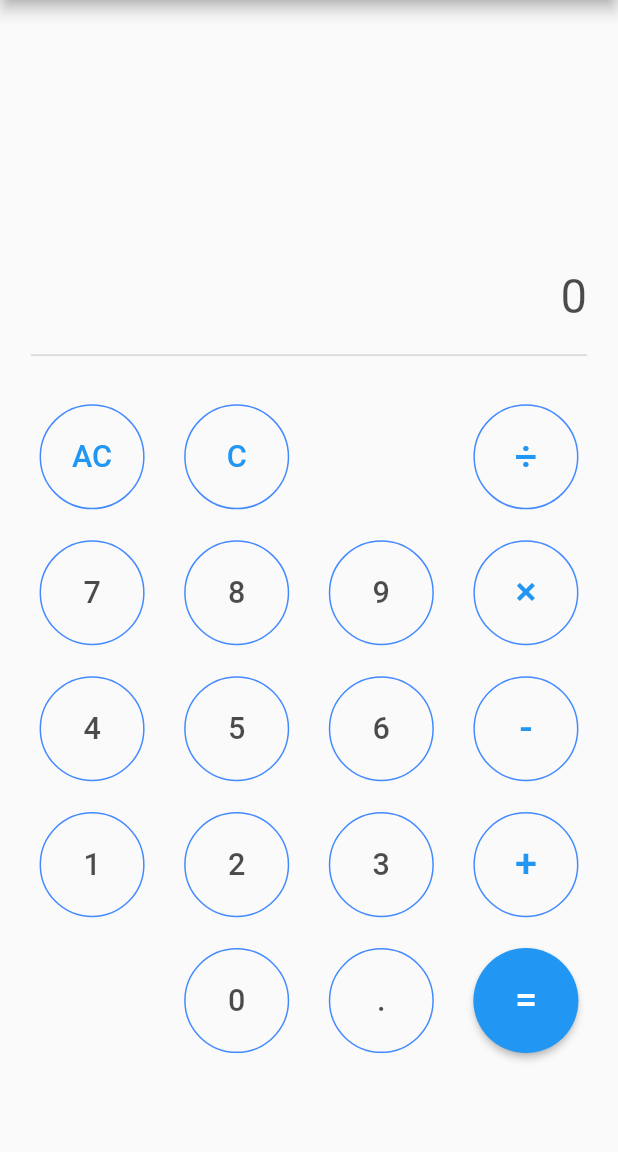
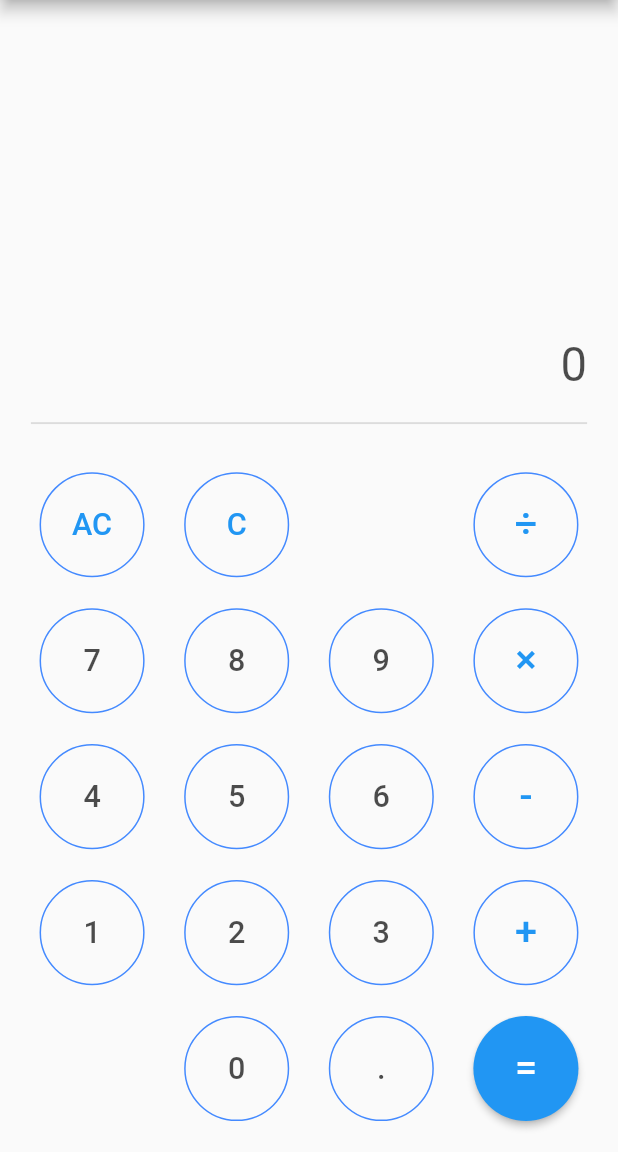
Before and after one commit to ShinMyth/flutter_basic_calculator, a Flutter app: the screen it shows after launch, on a phone screen of 412 x 824 dp, the part 84-1236 px from its top. Run offline on Flutter 3.47's test engine with Material 2 defaults, Android fonts, the phone set to English and light mode, and no system bars; drawn by our look-alikes of auto_size_text; our stand-ins replace math_expressions, responsive_sizer.

Commit message:
Keith (Optimization and Version 1.0.2 Test - Done) 2022-10-11

```diff
--- a/lib/screens/calculator_screen/calculator_screen_view.dart
+++ b/lib/screens/calculator_screen/calculator_screen_view.dart
@@ -1,8 +1,8 @@
 import 'package:basiccalculator/widgets/custom_outlined_buttons.dart';
 import 'package:flutter/material.dart';
-import 'package:math_expressions/math_expressions.dart';
 import 'package:responsive_sizer/responsive_sizer.dart';
 import 'package:auto_size_text/auto_size_text.dart';
+import 'package:math_expressions/math_expressions.dart';
 
 class CalculatorScreenView extends StatefulWidget {
   const CalculatorScreenView({Key? key}) : super(key: key);
@@ -243,19 +243,19 @@ class _CalculatorScreenViewState extends State<CalculatorScreenView> {
           Row(
             mainAxisAlignment: MainAxisAlignment.spaceEvenly,
             children: [
-              NumberDecimalOutlinedButton(
+              NumberOrDecimalPointOutlinedButton(
                 onPressed: () {
                   inputNumberOrDecimalPoint(input: "7");
                 },
                 buttonLabel: "7",
               ),
-              NumberDecimalOutlinedButton(
+              NumberOrDecimalPointOutlinedButton(
                 onPressed: () {
                   inputNumberOrDecimalPoint(input: "8");
                 },
                 buttonLabel: "8",
               ),
-              NumberDecimalOutlinedButton(
+              NumberOrDecimalPointOutlinedButton(
                 onPressed: () {
                   inputNumberOrDecimalPoint(input: "9");
                 },
@@ -273,19 +273,19 @@ class _CalculatorScreenViewState extends State<CalculatorScreenView> {
           Row(
             mainAxisAlignment: MainAxisAlignment.spaceEvenly,
             children: [
-              NumberDecimalOutlinedButton(
+              NumberOrDecimalPointOutlinedButton(
                 onPressed: () {
                   inputNumberOrDecimalPoint(input: "4");
                 },
                 buttonLabel: "4",
               ),
-              NumberDecimalOutlinedButton(
+              NumberOrDecimalPointOutlinedButton(
                 onPressed: () {
                   inputNumberOrDecimalPoint(input: "5");
                 },
                 buttonLabel: "5",
               ),
-              NumberDecimalOutlinedButton(
+              NumberOrDecimalPointOutlinedButton(
                 onPressed: () {
                   inputNumberOrDecimalPoint(input: "6");
                 },
@@ -303,19 +303,19 @@ class _CalculatorScreenViewState extends State<CalculatorScreenView> {
           Row(
             mainAxisAlignment: MainAxisAlignment.spaceEvenly,
             children: [
-              NumberDecimalOutlinedButton(
+              NumberOrDecimalPointOutlinedButton(
                 onPressed: () {
                   inputNumberOrDecimalPoint(input: "1");
                 },
                 buttonLabel: "1",
               ),
-              NumberDecimalOutlinedButton(
+              NumberOrDecimalPointOutlinedButton(
                 onPressed: () {
                   inputNumberOrDecimalPoint(input: "2");
                 },
                 buttonLabel: "2",
               ),
-              NumberDecimalOutlinedButton(
+              NumberOrDecimalPointOutlinedButton(
                 onPressed: () {
                   inputNumberOrDecimalPoint(input: "3");
                 },
@@ -334,13 +334,13 @@ class _CalculatorScreenViewState extends State<CalculatorScreenView> {
             mainAxisAlignment: MainAxisAlignment.spaceEvenly,
             children: [
               SizedBox(width: 17.w),
-              NumberDecimalOutlinedButton(
+              NumberOrDecimalPointOutlinedButton(
                 onPressed: () {
                   inputNumberOrDecimalPoint(input: "0");
                 },
                 buttonLabel: "0",
               ),
-              NumberDecimalOutlinedButton(
+              NumberOrDecimalPointOutlinedButton(
                 onPressed: () {
                   inputNumberOrDecimalPoint(input: ".");
                 },
@@ -362,7 +362,7 @@ class _CalculatorScreenViewState extends State<CalculatorScreenView> {
               ),
             ],
           ),
-          SizedBox(height: 8.h),
+          SizedBox(height: 2.5.h),
         ],
       ),
     );
--- a/lib/widgets/custom_outlined_buttons.dart
+++ b/lib/widgets/custom_outlined_buttons.dart
@@ -1,8 +1,8 @@
 import 'package:flutter/material.dart';
 import 'package:responsive_sizer/responsive_sizer.dart';
 
-class NumberDecimalOutlinedButton extends StatelessWidget {
-  const NumberDecimalOutlinedButton({
+class NumberOrDecimalPointOutlinedButton extends StatelessWidget {
+  const NumberOrDecimalPointOutlinedButton({
     Key? key,
     required this.onPressed,
     required this.buttonLabel,
--- a/pubspec.yaml
+++ b/pubspec.yaml
@@ -15,7 +15,7 @@ publish_to: 'none' # Remove this line if you wish to publish to pub.dev
 # In iOS, build-name is used as CFBundleShortVersionString while build-number used as CFBundleVersion.
 # Read more about iOS versioning at
 # https://developer.apple.com/library/archive/documentation/General/Reference/InfoPlistKeyReference/Articles/CoreFoundationKeys.html
-version: 1.0.1+2
+version: 1.0.2+3
 
 environment:
   sdk: ">=2.16.2 <3.0.0"
```
